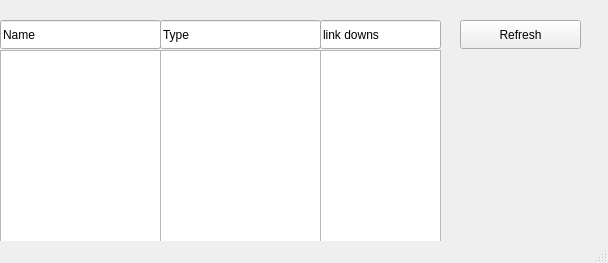
This is loginGUI/interfaces.ui in adiosko/mikrotik as Qt 5 draws it before an edit. The edited form follows.
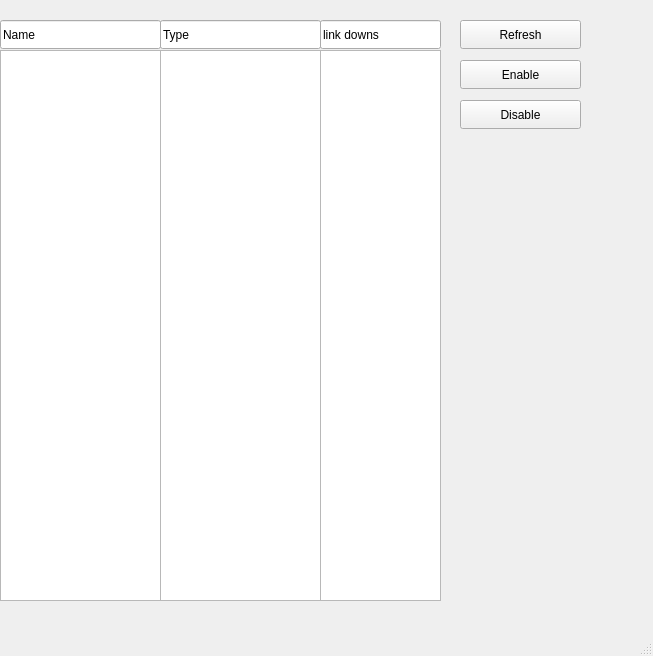
This is the edited form.

Commit message: Adding DHCP,checking buttons, adding interfaces

Patch:
```diff
--- a/loginGUI/interfaces.ui
+++ b/loginGUI/interfaces.ui
@@ -6,8 +6,8 @@
    <rect>
     <x>0</x>
     <y>0</y>
-    <width>608</width>
-    <height>263</height>
+    <width>653</width>
+    <height>656</height>
    </rect>
   </property>
   <property name="windowTitle">
@@ -59,7 +59,7 @@
       <x>0</x>
       <y>50</y>
       <width>161</width>
-      <height>201</height>
+      <height>551</height>
      </rect>
     </property>
    </widget>
@@ -82,7 +82,7 @@
       <x>160</x>
       <y>50</y>
       <width>161</width>
-      <height>201</height>
+      <height>551</height>
      </rect>
     </property>
    </widget>
@@ -92,10 +92,36 @@
       <x>320</x>
       <y>50</y>
       <width>121</width>
-      <height>201</height>
+      <height>551</height>
      </rect>
     </property>
    </widget>
+   <widget class="QPushButton" name="enableButton">
+    <property name="geometry">
+     <rect>
+      <x>460</x>
+      <y>60</y>
+      <width>121</width>
+      <height>29</height>
+     </rect>
+    </property>
+    <property name="text">
+     <string>Enable</string>
+    </property>
+   </widget>
+   <widget class="QPushButton" name="disableButton">
+    <property name="geometry">
+     <rect>
+      <x>460</x>
+      <y>100</y>
+      <width>121</width>
+      <height>29</height>
+     </rect>
+    </property>
+    <property name="text">
+     <string>Disable</string>
+    </property>
+   </widget>
   </widget>
   <widget class="QStatusBar" name="statusbar"/>
  </widget>
```
Left out of the diff: 2 changed lines with no effect on the pictures. The commit also changes 26 other files.
